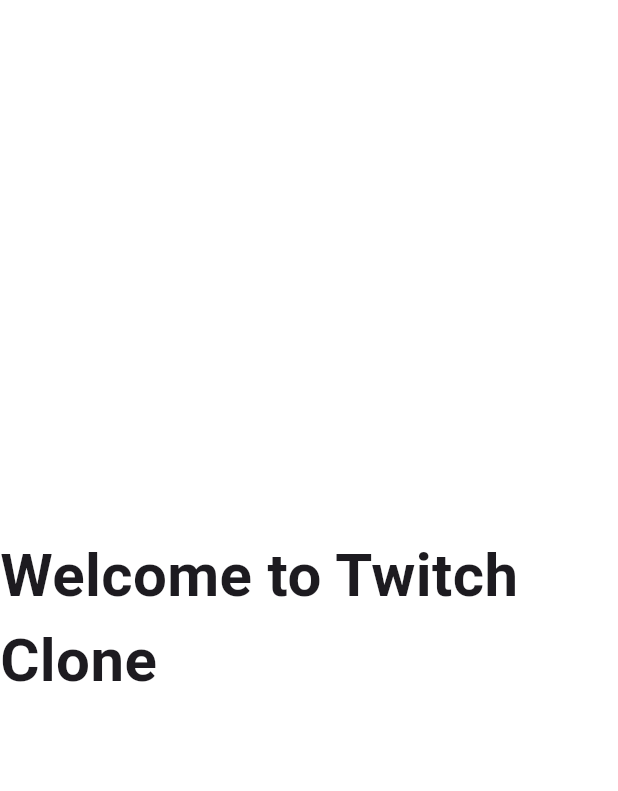
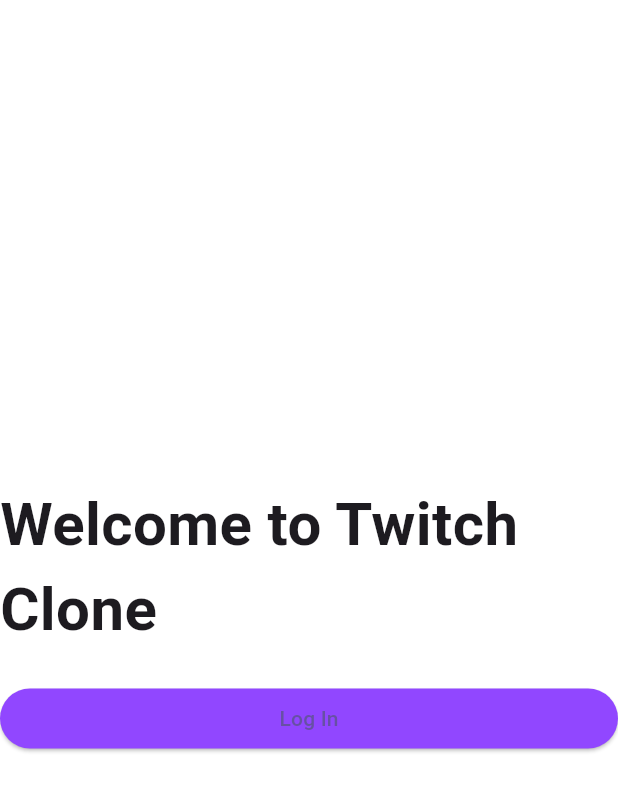
Before and after one commit to Pontax02/Dart_Practice, a Flutter app: the screen it shows after launch, on a phone screen of 412 x 824 dp. Shown: the top 791 px of the screen. Run offline on Flutter 3.47's test engine with Material 3 defaults, Android fonts, the phone set to English and light mode, and no system bars.

Commit message:
feat(OnboardingScreen): add CustomButton for login action
Co-Authored-By: Claude Sonnet 4.6 <noreply@anthropic.com>

```diff
--- a/lib/screens/onboarding_screen.dart
+++ b/lib/screens/onboarding_screen.dart
@@ -1,4 +1,5 @@
 import 'package:flutter/material.dart';
+import 'package:flutter_application_test/widgets/custom_button.dart';
 
 class OnboardingScreen extends StatelessWidget {
   const OnboardingScreen({super.key});
@@ -14,6 +15,13 @@ class OnboardingScreen extends StatelessWidget {
             "Welcome to Twitch Clone",
             style: const TextStyle(fontWeight: FontWeight.bold, fontSize: 40),
           ),
+          const SizedBox(height: 20),
+          CustomButton(
+            text: "Log In",
+            onTap: () {
+              // Handle log in action
+            },
+          ),
         ],
       ),
     );
```
